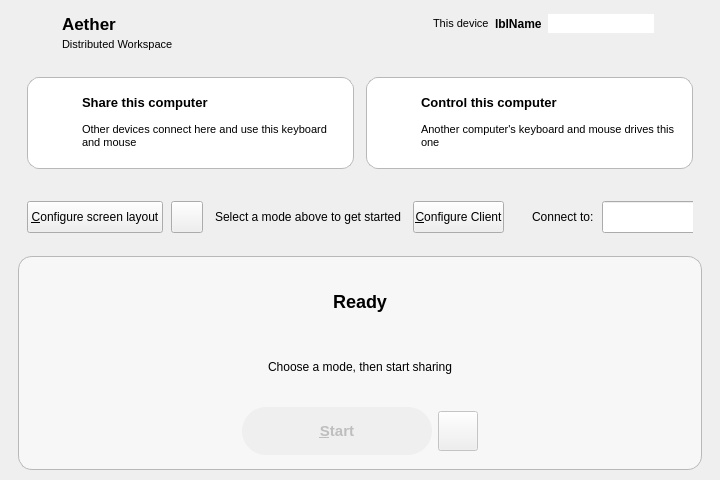
Before: the Qt Designer form src/lib/gui/MainWindow.ui in RimoraStudio/Aether, drawn with Qt 5.
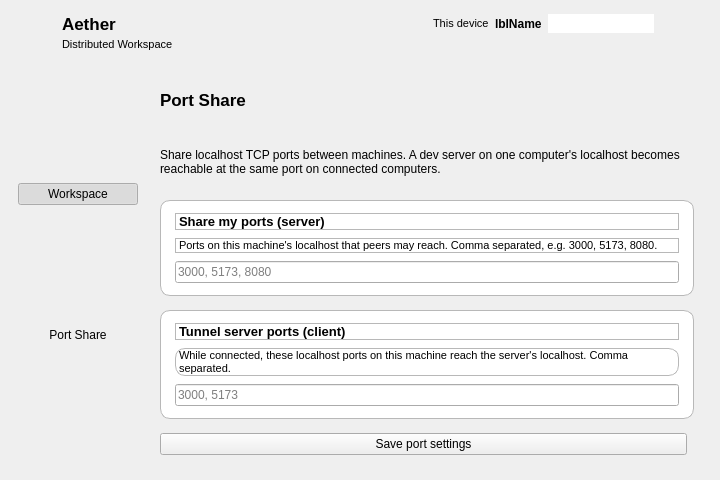
After: the same form once the commit is applied. The open tabs and pages were chosen to show the change. Icons and pictures are not drawn.

Commit message:
Add Port Share: localhost TCP forwarding between peers
New nav-rail page with server shared-ports whitelist and client
forward-ports fields. Forwards ride the normal TLS link using an
aetherfwd:<port> client name, dispatched in ClientProxyUnknown to a
PortForwardSession that dials 127.0.0.1:<port> and relays via the new
StreamPump. Loopback-only on both ends, 8 forwards per port cap.

Patch:
```diff
--- a/src/lib/gui/MainWindow.ui
+++ b/src/lib/gui/MainWindow.ui
@@ -314,7 +314,94 @@
      </widget>
     </item>
     <item>
-     <widget class="QWidget" name="contentArea" native="true">
+     <layout class="QHBoxLayout" name="rootRow">
+      <property name="spacing">
+       <number>14</number>
+      </property>
+      <item>
+       <widget class="QWidget" name="navRail" native="true">
+        <property name="minimumSize">
+         <size>
+          <width>120</width>
+          <height>0</height>
+         </size>
+        </property>
+        <property name="maximumSize">
+         <size>
+          <width>120</width>
+          <height>16777215</height>
+         </size>
+        </property>
+        <layout class="QVBoxLayout" name="navLayout">
+         <property name="spacing">
+          <number>4</number>
+         </property>
+         <property name="leftMargin">
+          <number>0</number>
+         </property>
+         <property name="topMargin">
+          <number>0</number>
+         </property>
+         <property name="rightMargin">
+          <number>0</number>
+         </property>
+         <property name="bottomMargin">
+          <number>0</number>
+         </property>
+         <item>
+          <widget class="QPushButton" name="navWorkspace">
+           <property name="checkable">
+            <bool>true</bool>
+           </property>
+           <property name="checked">
+            <bool>true</bool>
+           </property>
+           <property name="autoExclusive">
+            <bool>true</bool>
+           </property>
+           <property name="flat">
+            <bool>true</bool>
+           </property>
+           <property name="text">
+            <string>Workspace</string>
+           </property>
+           <property name="icon">
+            <iconset theme="share-screen"/>
+           </property>
+          </widget>
+         </item>
+         <item>
+          <widget class="QPushButton" name="navPortShare">
+           <property name="checkable">
+            <bool>true</bool>
+           </property>
+           <property name="autoExclusive">
+            <bool>true</bool>
+           </property>
+           <property name="flat">
+            <bool>true</bool>
+           </property>
+           <property name="text">
+            <string>Port Share</string>
+           </property>
+           <property name="icon">
+            <iconset theme="remote-control"/>
+           </property>
+          </widget>
+         </item>
+         <item>
+          <spacer name="navSpacer">
+           <property name="orientation">
+            <enum>Qt::Orientation::Vertical</enum>
+           </property>
+          </spacer>
+         </item>
+        </layout>
+       </widget>
+      </item>
+      <item>
+       <widget class="QStackedWidget" name="stackedPages">
+        <widget class="QWidget" name="contentArea" native="true">
       <property name="sizePolicy">
        <sizepolicy hsizetype="Preferred" vsizetype="Preferred">
         <horstretch>0</horstretch>
@@ -1010,6 +1097,190 @@
        </item>
       </layout>
      </widget>
+        <widget class="QWidget" name="portSharePage" native="true">
+         <layout class="QVBoxLayout" name="portShareLayout">
+          <property name="spacing">
+           <number>14</number>
+          </property>
+          <property name="leftMargin">
+           <number>8</number>
+          </property>
+          <property name="topMargin">
+           <number>8</number>
+          </property>
+          <property name="rightMargin">
+           <number>8</number>
+          </property>
+          <property name="bottomMargin">
+           <number>8</number>
+          </property>
+          <item>
+           <widget class="QLabel" name="lblPortShareTitle">
+            <property name="styleSheet">
+             <string>font-size: 17px; font-weight: 600;</string>
+            </property>
+            <property name="text">
+             <string>Port Share</string>
+            </property>
+           </widget>
+          </item>
+          <item>
+           <widget class="QLabel" name="lblPortShareDesc">
+            <property name="wordWrap">
+             <bool>true</bool>
+            </property>
+            <property name="styleSheet">
+             <string>font-size: 12px;</string>
+            </property>
+            <property name="text">
+             <string>Share localhost TCP ports between machines. A dev server on one computer's localhost becomes reachable at the same port on connected computers.</string>
+            </property>
+           </widget>
+          </item>
+          <item>
+           <widget class="QFrame" name="portShareServerCard">
+            <property name="frameShape">
+             <enum>QFrame::Shape::StyledPanel</enum>
+            </property>
+            <property name="styleSheet">
+             <string>QFrame { border: 1px solid palette(mid); border-radius: 10px; background: palette(base); }</string>
+            </property>
+            <layout class="QVBoxLayout" name="portShareServerLayout">
+             <property name="spacing">
+              <number>8</number>
+             </property>
+             <property name="leftMargin">
+              <number>14</number>
+             </property>
+             <property name="topMargin">
+              <number>12</number>
+             </property>
+             <property name="rightMargin">
+              <number>14</number>
+             </property>
+             <property name="bottomMargin">
+              <number>12</number>
+             </property>
+             <item>
+              <widget class="QLabel" name="lblSharePortsTitle">
+               <property name="styleSheet">
+                <string>font-size: 13px; font-weight: 600;</string>
+               </property>
+               <property name="text">
+                <string>Share my ports (server)</string>
+               </property>
+              </widget>
+             </item>
+             <item>
+              <widget class="QLabel" name="lblSharePortsHint">
+               <property name="wordWrap">
+                <bool>true</bool>
+               </property>
+               <property name="styleSheet">
+                <string>font-size: 11px;</string>
+               </property>
+               <property name="text">
+                <string>Ports on this machine's localhost that peers may reach. Comma separated, e.g. 3000, 5173, 8080.</string>
+               </property>
+              </widget>
+             </item>
+             <item>
+              <widget class="QLineEdit" name="editSharedPorts">
+               <property name="placeholderText">
+                <string>3000, 5173, 8080</string>
+               </property>
+              </widget>
+             </item>
+            </layout>
+           </widget>
+          </item>
+          <item>
+           <widget class="QFrame" name="portShareClientCard">
+            <property name="frameShape">
+             <enum>QFrame::Shape::StyledPanel</enum>
+            </property>
+            <property name="styleSheet">
+             <string>QFrame { border: 1px solid palette(mid); border-radius: 10px; background: palette(base); }</string>
+            </property>
+            <layout class="QVBoxLayout" name="portShareClientLayout">
+             <property name="spacing">
+              <number>8</number>
+             </property>
+             <property name="leftMargin">
+              <number>14</number>
+             </property>
+             <property name="topMargin">
+              <number>12</number>
+             </property>
+             <property name="rightMargin">
+              <number>14</number>
+             </property>
+             <property name="bottomMargin">
+              <number>12</number>
+             </property>
+             <item>
+              <widget class="QLabel" name="lblForwardPortsTitle">
+               <property name="styleSheet">
+                <string>font-size: 13px; font-weight: 600;</string>
+               </property>
+               <property name="text">
+                <string>Tunnel server ports (client)</string>
+               </property>
+              </widget>
+             </item>
+             <item>
+              <widget class="QLabel" name="lblForwardPortsHint">
+               <property name="wordWrap">
+                <bool>true</bool>
+               </property>
+               <property name="styleSheet">
+                <string>font-size: 11px;</string>
+               </property>
+               <property name="text">
+                <string>While connected, these localhost ports on this machine reach the server's localhost. Comma separated.</string>
+               </property>
+              </widget>
+             </item>
+             <item>
+              <widget class="QLineEdit" name="editForwardPorts">
+               <property name="placeholderText">
+                <string>3000, 5173</string>
+               </property>
+              </widget>
+             </item>
+            </layout>
+           </widget>
+          </item>
+          <item>
+           <layout class="QHBoxLayout" name="portShareButtonRow">
+            <item>
+             <widget class="QPushButton" name="btnSavePortShare">
+              <property name="text">
+               <string>Save port settings</string>
+              </property>
+             </widget>
+            </item>
+            <item>
+             <spacer name="portShareBtnSpacer">
+              <property name="orientation">
+               <enum>Qt::Orientation::Horizontal</enum>
+              </property>
+             </spacer>
+            </item>
+           </layout>
+          </item>
+          <item>
+           <spacer name="portShareVSpacer">
+            <property name="orientation">
+             <enum>Qt::Orientation::Vertical</enum>
+            </property>
+           </spacer>
+          </item>
+         </layout>
+        </widget>
+       </widget>
+      </item>
+     </layout>
     </item>
    </layout>
   </widget>
```
The commit also changes 34 other files.
